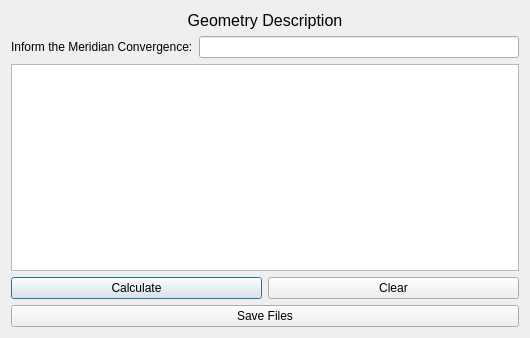
This is azimuthsAndDistances/ui_azimuthsAndDistances.ui in lcoandrade/AzimuthDistanceCalculator as Qt 5 draws it before an edit. The edited form follows.
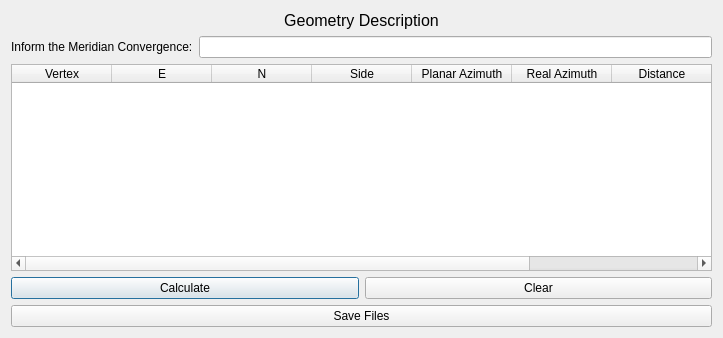
This is the edited form.

Commit message: Using a QTableWidget to insert confronting info.

```diff
--- a/azimuthsAndDistances/ui_azimuthsAndDistances.ui
+++ b/azimuthsAndDistances/ui_azimuthsAndDistances.ui
@@ -6,7 +6,7 @@
    <rect>
     <x>0</x>
     <y>0</y>
-    <width>530</width>
+    <width>723</width>
     <height>338</height>
    </rect>
   </property>
@@ -48,10 +48,47 @@
     </layout>
    </item>
    <item row="2" column="0">
-    <widget class="QTextEdit" name="textEdit">
-     <property name="toolTip">
-      <string>CSV text with Point, E, N, side, Planar azimuth, Real Azimuth and Distance</string>
-     </property>
+    <widget class="QTableWidget" name="tableWidget">
+     <column>
+      <property name="text">
+       <string>Vertex</string>
+      </property>
+     </column>
+     <column>
+      <property name="text">
+       <string>E</string>
+      </property>
+     </column>
+     <column>
+      <property name="text">
+       <string>N</string>
+      </property>
+     </column>
+     <column>
+      <property name="text">
+       <string>Side</string>
+      </property>
+     </column>
+     <column>
+      <property name="text">
+       <string>Planar Azimuth</string>
+      </property>
+     </column>
+     <column>
+      <property name="text">
+       <string>Real Azimuth</string>
+      </property>
+     </column>
+     <column>
+      <property name="text">
+       <string>Distance</string>
+      </property>
+     </column>
+     <column>
+      <property name="text">
+       <string>Confronting</string>
+      </property>
+     </column>
     </widget>
    </item>
    <item row="3" column="0">
```
The commit also changes 3 other files.
